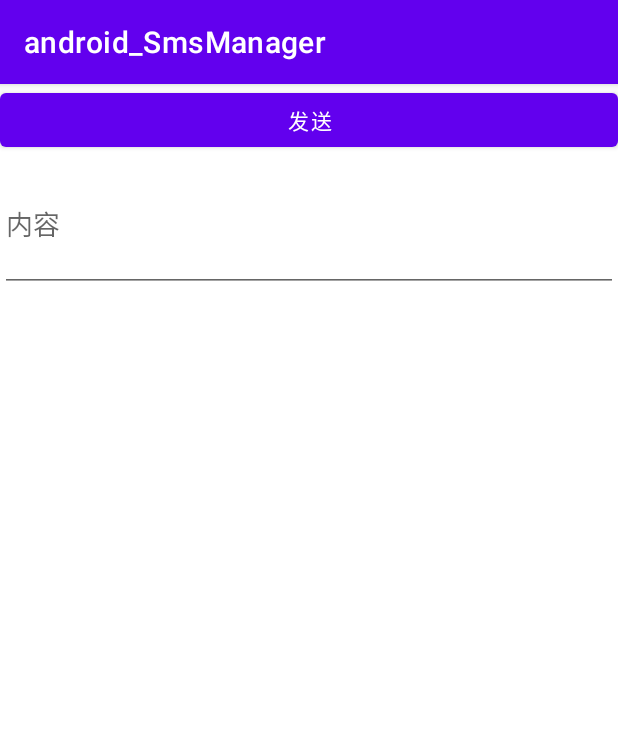
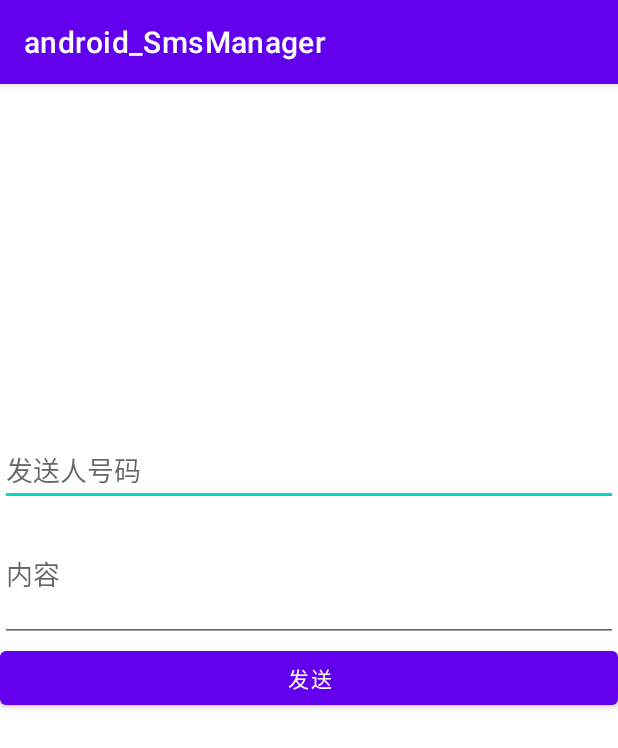
Before and after one commit to maomao124/android_SmsManager, an Android app: the screen it shows after launch (MainActivity), after a tap on "发送", on a phone screen of 412 x 824 dp. Shown: the top 748 px of the screen. Run offline under Robolectric (Android 15) with nearby library versions, the phone set to English and light mode, and no system bars.

Commit message:
android_SmsManager

```diff
--- a/app/src/main/java/mao/android_smsmanager/MainActivity.java
+++ b/app/src/main/java/mao/android_smsmanager/MainActivity.java
@@ -11,6 +11,8 @@ import android.content.IntentFilter;
 import android.os.Bundle;
 import android.telephony.SmsManager;
 import android.view.View;
+import android.widget.EditText;
+import android.widget.TextView;
 import android.widget.Toast;
 
 import java.util.List;
@@ -28,12 +30,26 @@ public class MainActivity extends AppCompatActivity
     {
         super.onCreate(savedInstanceState);
         setContentView(R.layout.activity_main);
+
+        EditText editText1 = findViewById(R.id.EditText1);
+        EditText editText2 = findViewById(R.id.EditText2);
+
         findViewById(R.id.Button).setOnClickListener(new View.OnClickListener()
         {
             @Override
             public void onClick(View v)
             {
-
+                String phone = editText1.getText().toString();
+                String content = editText2.getText().toString();
+                if (phone.length() == 0)
+                {
+                    return;
+                }
+                if (content.length() == 0)
+                {
+                    return;
+                }
+                sendSMS(phone, content);
             }
         });
     }
--- a/app/src/main/res/layout/activity_main.xml
+++ b/app/src/main/res/layout/activity_main.xml
@@ -11,7 +11,8 @@
             android:layout_width="match_parent"
             android:layout_height="wrap_content"
             android:hint="发送人号码"
-            app:layout_editor_absoluteY="194dp" />
+            tools:layout_editor_absoluteX="0dp"
+            app:layout_constraintTop_toTopOf="@+id/guideline2" />
 
     <EditText
             android:id="@+id/EditText2"
@@ -26,7 +27,15 @@
             android:layout_width="match_parent"
             android:layout_height="wrap_content"
             android:text="发送"
-            app:layout_editor_absoluteY="403dp" />
+            app:layout_constraintTop_toBottomOf="@+id/EditText2" />
+
+    <androidx.constraintlayout.widget.Guideline
+            android:orientation="horizontal"
+            android:layout_width="wrap_content"
+            android:layout_height="wrap_content"
+            android:id="@+id/guideline2"
+            app:layout_constraintGuide_percent="0.30369356" />
+
 
 
 </androidx.constraintlayout.widget.ConstraintLayout>
```
